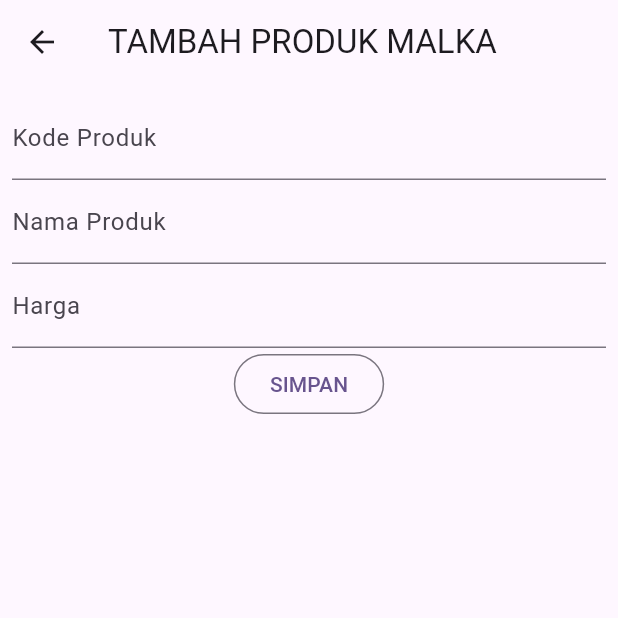
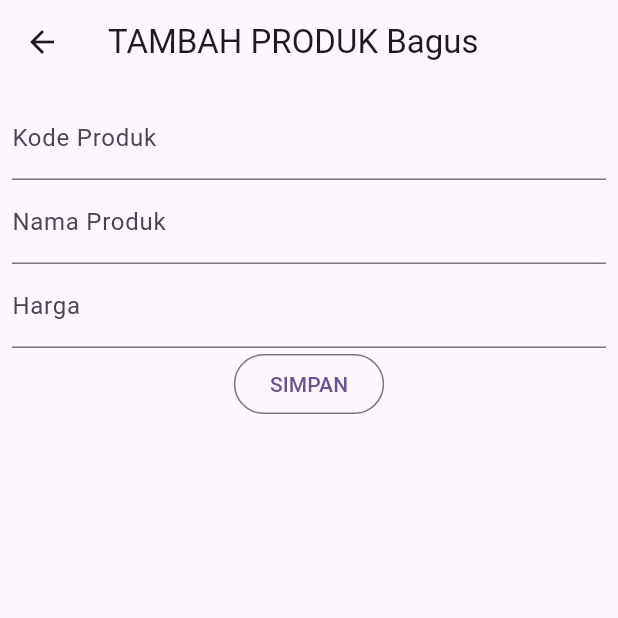
Before and after one commit to Zerive05/H1D023041_Tugas8_Pertemuan10, a Flutter app: the ProdukForm screen opened directly, on a phone screen of 412 x 824 dp, the top half of it. Run offline on Flutter 3.47's test engine with Material 3 defaults, Android fonts, the phone set to English and light mode, and no system bars.

Commit message:
Tugas 8 Pertemuan 10

```diff
--- a/lib/ui/login_page.dart
+++ b/lib/ui/login_page.dart
@@ -15,7 +15,7 @@
   @override
   Widget build(BuildContext context) {
     return Scaffold(
-      appBar: AppBar(title: const Text('Login Malka')),
+      appBar: AppBar(title: const Text('Login Bagus')),
       body: SingleChildScrollView(
         child: Padding(
           padding: const EdgeInsets.all(8.0),
--- a/lib/ui/produk_detail.dart
+++ b/lib/ui/produk_detail.dart
@@ -17,7 +17,7 @@
   @override
   Widget build(BuildContext context) {
     return Scaffold(
-      appBar: AppBar(title: const Text('Detail Produk Malka')),
+      appBar: AppBar(title: const Text('Detail Produk Bagus')),
       body: Center(
         child: Column(
           children: [
--- a/lib/ui/produk_form.dart
+++ b/lib/ui/produk_form.dart
@@ -12,7 +12,7 @@
 class _ProdukFormState extends State<ProdukForm> {
   final _formKey = GlobalKey<FormState>();
   bool _isLoading = false;
-  String judul = "TAMBAH PRODUK MALKA";
+  String judul = "TAMBAH PRODUK Bagus";
   String tombolSubmit = "SIMPAN";
   final _kodeProdukTextboxController = TextEditingController();
   final _namaProdukTextboxController = TextEditingController();
@@ -26,7 +26,7 @@
   isUpdate() {
     if (widget.produk != null) {
       setState(() {
-        judul = "UBAH PRODUK MALKA";
+        judul = "UBAH PRODUK Bagus";
         tombolSubmit = "UBAH";
         _kodeProdukTextboxController.text = widget.produk!.kodeProduk!;
         _namaProdukTextboxController.text = widget.produk!.namaProduk!;
@@ -34,7 +34,7 @@
             .toString();
       });
     } else {
-      judul = "TAMBAH PRODUK MALKA";
+      judul = "TAMBAH PRODUK Bagus";
       tombolSubmit = "SIMPAN";
     }
   }
--- a/lib/ui/produk_page.dart
+++ b/lib/ui/produk_page.dart
@@ -14,7 +14,7 @@
   Widget build(BuildContext context) {
     return Scaffold(
       appBar: AppBar(
-        title: const Text('List Produk Malka'),
+        title: const Text('List Produk Bagus'),
         actions: [
           Padding(
             padding: const EdgeInsets.only(right: 20.0),
--- a/lib/ui/registrasi_page.dart
+++ b/lib/ui/registrasi_page.dart
@@ -18,7 +18,7 @@
   @override
   Widget build(BuildContext context) {
     return Scaffold(
-      appBar: AppBar(title: const Text("Registrasi Malka")),
+      appBar: AppBar(title: const Text("Registrasi Bagus")),
       body: SingleChildScrollView(
         child: Padding(
           padding: const EdgeInsets.all(8.0),
```
